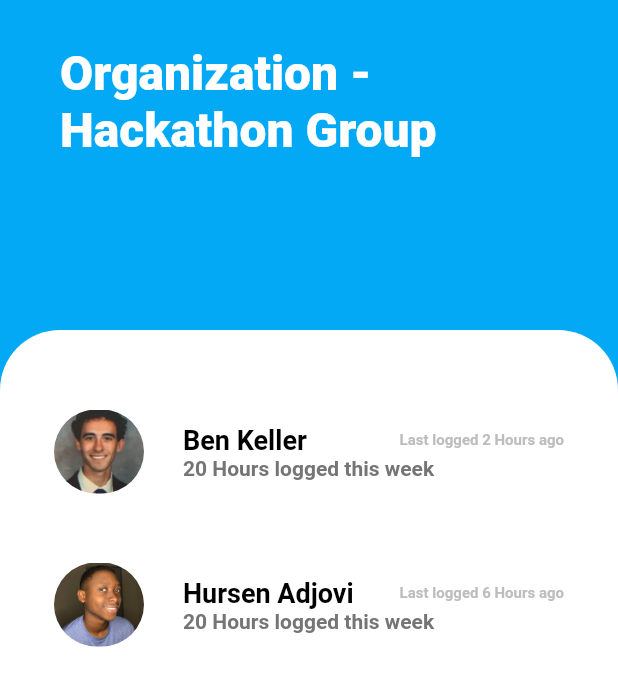
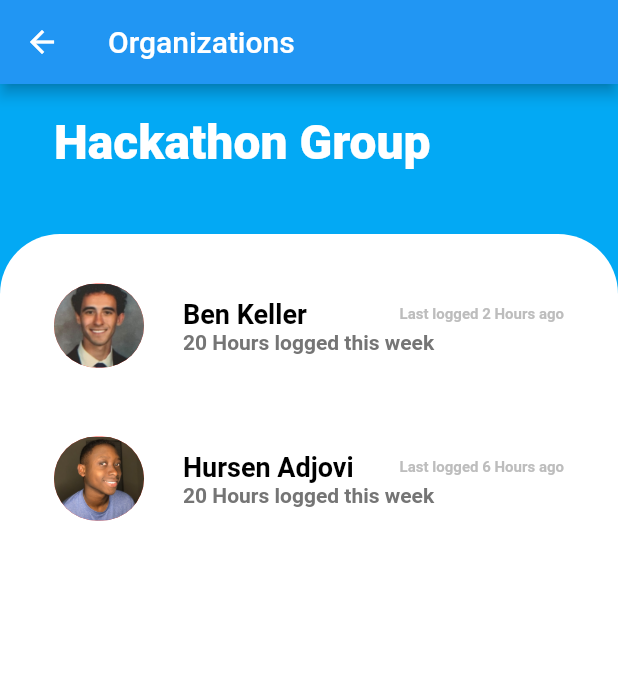
Before and after one commit to KhouryEthan/HackathonApplication, a Flutter app: the MainPage screen opened directly, after a tap on "My Organizations", on a phone screen of 412 x 824 dp. Shown: the top 686 px of the screen. Run offline on Flutter 3.47's test engine with Material 2 defaults, Android fonts, the phone set to English and light mode, and no system bars; our stand-ins replace email_validator, firebase_auth, firebase_core, flutter_svg, google_fonts, google_maps_flutter and 2 more; accounts and stored records are empty; network calls fail; Roboto replaces fonts that are missing (Quicksand).

Commit message:
Update Version for Main

```diff
--- a/lib/UI_Models/dashboard_models.dart
+++ b/lib/UI_Models/dashboard_models.dart
@@ -22,7 +22,7 @@ var transactionData = [
   {
     "name": "Check Location",
     "photo": "assets/LocationCheck-icon.png",
-    "info": "MapScreen()",
+    "info": "",
     "path": "loc"
   },
   {
--- a/lib/dashboard.dart
+++ b/lib/dashboard.dart
@@ -5,6 +5,8 @@ import 'package:google_fonts/google_fonts.dart';
 import 'package:hackathon_application/loginpage.dart';
 import 'package:hackathon_application/UI_Models/dashboard_models.dart';
 import 'package:hackathon_application/organization.dart';
+import 'package:hackathon_application/schedule.dart';
+import 'locationPage.dart';
 
 class Dashboard extends StatefulWidget {
   @override
@@ -39,8 +41,12 @@ class _DashboardState extends State<Dashboard> {
                 onTap: () {
                   FirebaseAuth.instance.signOut();
                 },
-                child: SvgPicture.asset('assets/logout-icon.svg',
-                    color: Colors.lightBlue),
+                child: SvgPicture.asset(
+                  'assets/logout-icon.svg',
+                  color: Colors.lightBlue,
+                  height: 40,
+                  width: 40,
+                ),
               ),
             ],
           ),
@@ -154,10 +160,10 @@ class _DashboardState extends State<Dashboard> {
                     return OrganizationPage();
                   }
                   if (transactions[index].path == 'loc') {
-                    return LoginPage();
+                    return MapScreen();
                   }
                   if (transactions[index].path == 'sched') {
-                    return LoginPage();
+                    return Schedule();
                   } else {
                     throw new Exception('Not a valid page');
                   }
--- a/lib/main.dart
+++ b/lib/main.dart
@@ -2,8 +2,9 @@ import 'package:firebase_auth/firebase_auth.dart';
 import 'package:flutter/material.dart';
 import 'package:firebase_core/firebase_core.dart';
 import 'package:hackathon_application/dashboard.dart';
+import 'loginpage.dart';
+import 'auth_page.dart';
 import 'locationPage.dart';
-import 'loginpage.dart';
 
 Future main() async {
   WidgetsFlutterBinding.ensureInitialized();
@@ -22,8 +23,7 @@ class MyApp extends StatelessWidget {
       debugShowCheckedModeBanner: false,
       //Dark mode?
       //theme: ThemeData.dark(),
-      home: MapScreen
-        (),
+      home: MainPage(),
     );
   }
 }
@@ -43,7 +43,7 @@ class MainPage extends StatelessWidget {
             } else if (snapshot.hasData) {
               return Dashboard();
             } else {
-              return const LoginPage();
+              return const AuthPage();
             }
           },
         ),
--- a/lib/organization.dart
+++ b/lib/organization.dart
@@ -1,4 +1,5 @@
 import 'package:flutter/material.dart';
+import 'package:flutter_svg/svg.dart';
 import 'package:hackathon_application/style.dart';
 import 'package:hackathon_application/UI_Models/organization_models.dart';
 
@@ -6,28 +7,56 @@ class OrganizationPage extends StatelessWidget {
   @override
   Widget build(BuildContext context) {
     return Scaffold(
+      appBar: AppBar(
+        title: const Text('Organizations'),
+      ), //AppBar
       backgroundColor: Colors.lightBlue,
       body: ListView(
         children: [
+          // Container(
+          //   padding: EdgeInsets.only(top: 30, left: 40),
+          //   height: 220,
+          //   child: Column(
+          //     crossAxisAlignment: CrossAxisAlignment.start,
+          //     children: [
+          //       PrimaryText(
+          //         text: 'Organization -\nHackathon Group',
+          //         fontSize: 32,
+          //         color: Colors.white,
+          //         fontWeight: FontWeight.w900,
+          //       ),
+          //       SizedBox(height: 25),
+          //     ],
+          //   ),
+          SafeArea(
+            child: Container(
+              margin: EdgeInsets.only(left: 16, right: 16, top: 0),
+              child: Row(
+                mainAxisAlignment: MainAxisAlignment.spaceBetween,
+                children: <Widget>[
                   Container(
-            padding: EdgeInsets.only(top: 30, left: 40),
-            height: 220,
+                    padding: EdgeInsets.only(top: 20, left: 20, right: 0),
+                    height: 100,
                     child: Column(
                       crossAxisAlignment: CrossAxisAlignment.start,
                       children: [
                         PrimaryText(
-                  text: 'Organization -\nHackathon Group',
+                          text: 'Hackathon Group',
                           fontSize: 32,
                           color: Colors.white,
                           fontWeight: FontWeight.w900,
                         ),
-                SizedBox(height: 25),
                       ],
                     ),
                   ),
+                ],
+              ),
+            ),
+          ),
+
           Container(
-            padding: EdgeInsets.only(top: 30, left: 20, right: 20),
-            height: MediaQuery.of(context).size.height - 220,
+            padding: EdgeInsets.only(top: 10, left: 20, right: 20),
+            height: MediaQuery.of(context).size.height - 100,
             decoration: BoxDecoration(
                 color: Colors.white,
                 borderRadius: BorderRadius.only(
--- a/lib/style.dart
+++ b/lib/style.dart
@@ -48,7 +48,7 @@ class Avatar extends StatelessWidget {
       height: height,
       margin: EdgeInsets.only(right: 10),
       decoration: BoxDecoration(
-          color: Colors.white,
+          color: Colors.red,
           borderRadius: BorderRadius.circular(50),
           image:
               DecorationImage(image: AssetImage(avatarUrl), fit: BoxFit.cover)),
```
Also changed, not shown: lib/auth_page.dart (added, +21 -0 lines), lib/loginpage.dart (+29 -34 lines), lib/registrationpage.dart (+124 -75 lines), lib/schedule.dart (+49 -0 lines), pubspec.yaml (+6 -2 lines), assets/hourfi-logo.png (added), pubspec.lock, 4 other files. Lines whose indentation alone changed are shown as unchanged.
